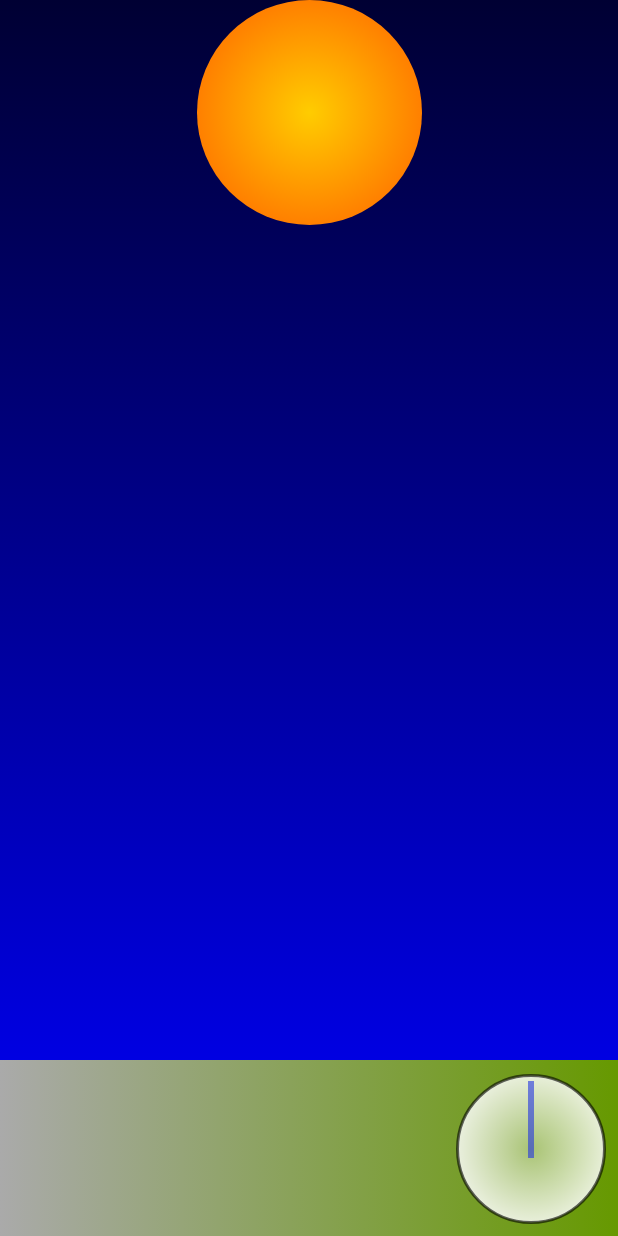
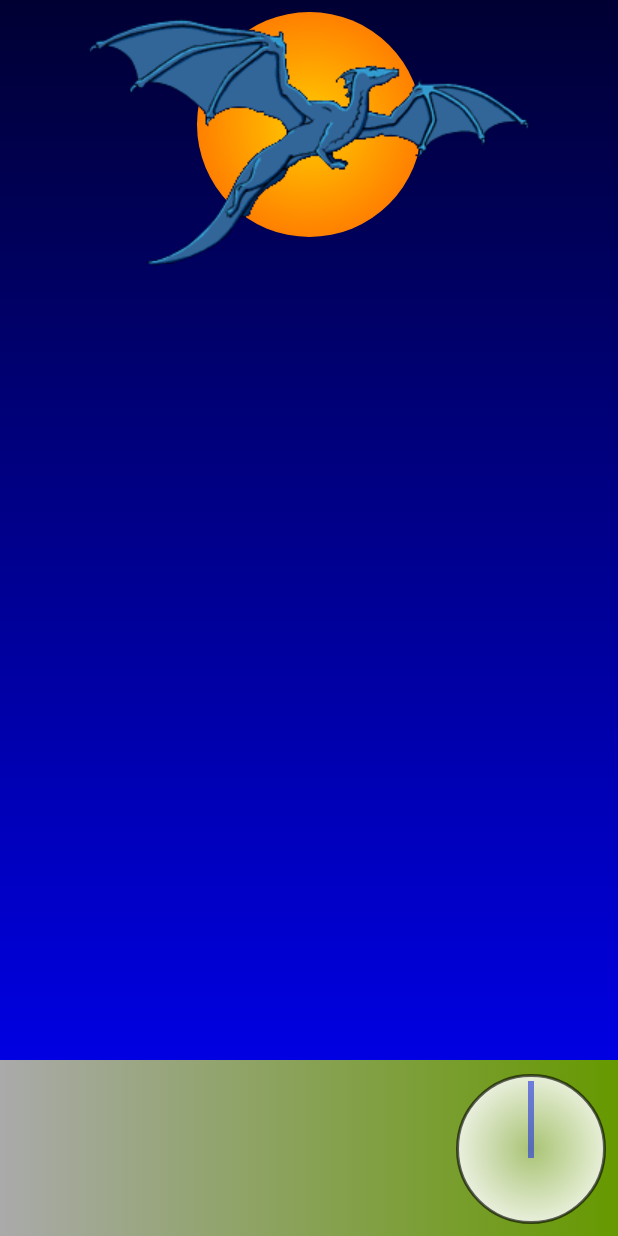
Before and after one commit to petamind/mobileapps, an Android app: the screen it shows after launch (MainActivity), on a phone screen of 412 x 824 dp. Run offline under Robolectric (Android 15) with nearby library versions, the phone set to English and light mode, and no system bars.

Commit message:
flying dragon

```diff
--- a/mobileapps/android/games/TheFlyingDragon/app/src/main/java/com/example/tungnguyen/theflyingdragon/MainActivity.java
+++ b/mobileapps/android/games/TheFlyingDragon/app/src/main/java/com/example/tungnguyen/theflyingdragon/MainActivity.java
@@ -1,5 +1,6 @@
 package com.example.tungnguyen.theflyingdragon;
 
+import android.graphics.drawable.AnimationDrawable;
 import android.support.v7.app.AppCompatActivity;
 import android.os.Bundle;
 import android.view.animation.Animation;
@@ -21,6 +22,12 @@ public class MainActivity extends AppCompatActivity {
             findViewById(R.id.imageView).startAnimation(animation);
             Animation animation1 = AnimationUtils.loadAnimation(this, R.anim.clock_turn);
             findViewById(R.id.imageView3).startAnimation(animation1);
+            AnimationDrawable dragonAnimationDrawable = (AnimationDrawable) findViewById(R.id.imageView4).getBackground();
+            if(!dragonAnimationDrawable.isRunning()){
+                dragonAnimationDrawable.start();
+            }
+            Animation dragonFlying = AnimationUtils.loadAnimation(this, R.anim.dragon_fly);
+            findViewById(R.id.imageView4).startAnimation(dragonFlying);
         }
     }
 }
--- /dev/null
+++ b/mobileapps/android/games/TheFlyingDragon/app/src/main/res/anim/dragon_fly.xml
@@ -0,0 +1,11 @@
+<?xml version="1.0" encoding="utf-8"?>
+<set xmlns:android="http://schemas.android.com/apk/res/android"
+    android:duration="5000"
+    android:fillAfter="true"
+    android:interpolator = "@android:anim/accelerate_decelerate_interpolator"
+    android:shareInterpolator="false"
+    >
+    <translate android:fromXDelta="-100%p"
+        android:toXDelta="0%p"></translate>
+
+</set>
--- /dev/null
+++ b/mobileapps/android/games/TheFlyingDragon/app/src/main/res/drawable/flyingdragon_animation.xml
@@ -0,0 +1,9 @@
+<?xml version="1.0" encoding="utf-8"?>
+<animation-list xmlns:android="http://schemas.android.com/apk/res/android"
+    android:oneshot="false">
+    <item android:drawable="@drawable/flyingdragon_trans1" android:duration="100" />
+    <item android:drawable="@drawable/flyingdragon_trans2" android:duration="100" />
+    <item android:drawable="@drawable/flyingdragon_trans3" android:duration="100" />
+    <item android:drawable="@drawable/flyingdragon_trans4" android:duration="100" />
+
+</animation-list>
--- a/mobileapps/android/games/TheFlyingDragon/app/src/main/res/layout/activity_main.xml
+++ b/mobileapps/android/games/TheFlyingDragon/app/src/main/res/layout/activity_main.xml
@@ -15,11 +15,12 @@
         android:layout_height="wrap_content"
         android:layout_marginEnd="8dp"
         android:layout_marginStart="8dp"
+        android:layout_marginTop="8dp"
         android:scaleType="fitCenter"
         app:layout_constraintEnd_toEndOf="parent"
         app:layout_constraintStart_toStartOf="parent"
-        app:srcCompat="@drawable/sun"
-        tools:layout_editor_absoluteY="47dp" />
+        app:layout_constraintTop_toTopOf="parent"
+        app:srcCompat="@drawable/sun" />
 
     <ImageView
         android:id="@+id/imageView2"
@@ -40,4 +41,16 @@
         app:layout_constraintBottom_toBottomOf="parent"
         app:layout_constraintEnd_toEndOf="@+id/imageView2"
         app:srcCompat="@drawable/clock" />
+
+    <ImageView
+        android:id="@+id/imageView4"
+        android:layout_width="wrap_content"
+        android:layout_height="wrap_content"
+        android:layout_marginEnd="8dp"
+        android:layout_marginStart="8dp"
+        android:layout_marginTop="8dp"
+        app:layout_constraintEnd_toEndOf="parent"
+        app:layout_constraintStart_toStartOf="parent"
+        app:layout_constraintTop_toTopOf="parent"
+        android:background="@drawable/flyingdragon_animation" />
 </android.support.constraint.ConstraintLayout>
```
Also changed, not shown: mobileapps/android/games/TheFlyingDragon/app/src/main/res/drawable/flyingdragon_trans1.png (added), mobileapps/android/games/TheFlyingDragon/app/src/main/res/drawable/flyingdragon_trans2.png (added), mobileapps/android/games/TheFlyingDragon/app/src/main/res/drawable/flyingdragon_trans3.png (added), mobileapps/android/games/TheFlyingDragon/app/src/main/res/drawable/flyingdragon_trans4.png (added).
